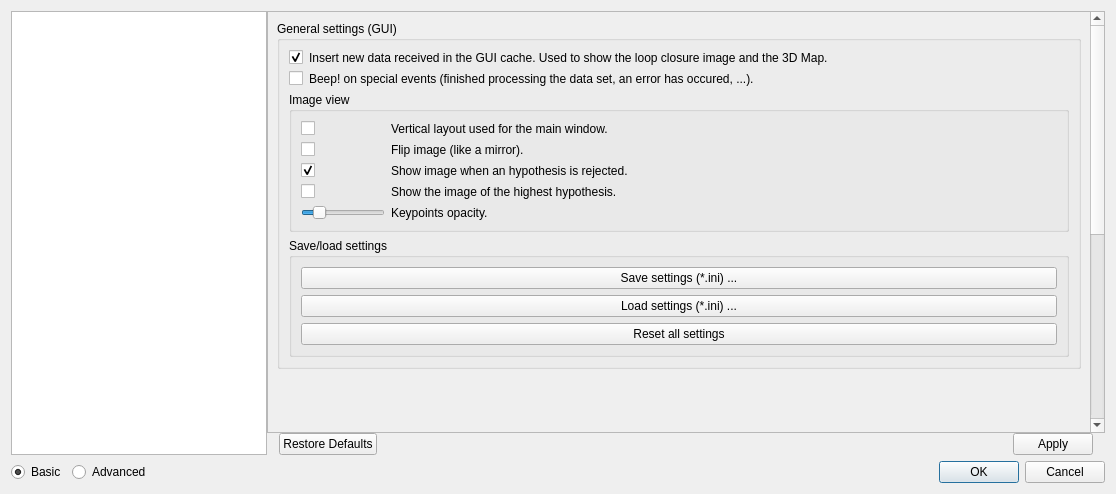
Old version of the form guilib/src/ui/preferencesDialog.ui in the repository introlab/rtabmap.
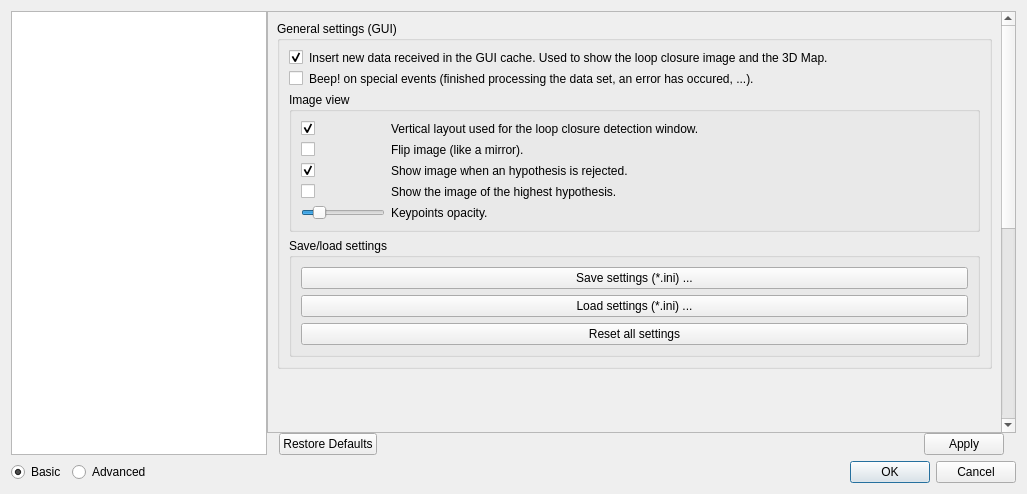
New version of the form. The open tabs and pages were chosen to show the change. Icons and pictures are not drawn. Custom widgets are drawn as their Qt base class.

Commit message: default vertical layout for loop closure detection dockwidget

Diff of the .ui file:
```diff
--- a/guilib/src/ui/preferencesDialog.ui
+++ b/guilib/src/ui/preferencesDialog.ui
@@ -6,7 +6,7 @@
    <rect>
     <x>0</x>
     <y>0</y>
-    <width>1116</width>
+    <width>1027</width>
     <height>494</height>
    </rect>
   </property>
@@ -64,8 +64,8 @@
            <rect>
             <x>0</x>
             <y>0</y>
-            <width>813</width>
-            <height>1044</height>
+            <width>724</width>
+            <height>1076</height>
            </rect>
           </property>
           <layout class="QVBoxLayout" name="verticalLayout_16">
@@ -235,7 +235,7 @@
                        <item row="0" column="1">
                         <widget class="QLabel" name="label_70">
                          <property name="text">
-                          <string>Vertical layout used for the main window.</string>
+                          <string>Vertical layout used for the loop closure detection window.</string>
                          </property>
                          <property name="wordWrap">
                           <bool>false</bool>
@@ -248,7 +248,7 @@
                           <string/>
                          </property>
                          <property name="checked">
-                          <bool>false</bool>
+                          <bool>true</bool>
                          </property>
                         </widget>
                        </item>
```
Left out of the diff: 7 changed lines with no effect on the pictures. The commit also changes 2 other files.
